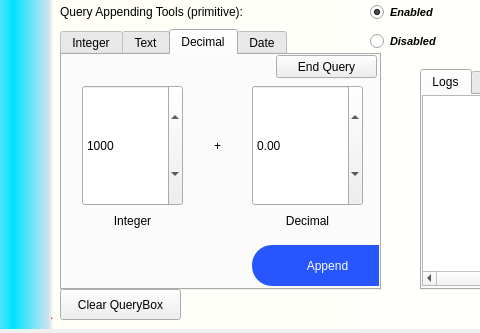
FOSSit/MySQL-Frontend-GUI, file Src/UI/insert_DATA.ui: the form before one commit; both pictures show x 0 to 480 and y 271 to 604 of the 804 by 604 pixel window.
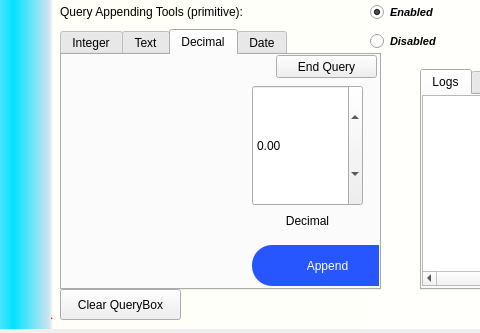
The form after the commit. The open tabs and pages were chosen to show the change. Icons and pictures are not drawn.

```diff
--- a/Src/UI/insert_DATA.ui
+++ b/Src/UI/insert_DATA.ui
@@ -388,29 +388,7 @@
        <double>1.000000000000000</double>
       </property>
       <property name="singleStep">
-       <double>0.100000000000000</double>
-      </property>
-     </widget>
-     <widget class="QSpinBox" name="float_integerspinBox">
-      <property name="geometry">
-       <rect>
-        <x>20</x>
-        <y>30</y>
-        <width>101</width>
-        <height>121</height>
-       </rect>
-      </property>
-      <property name="cursor">
-       <cursorShape>ArrowCursor</cursorShape>
-      </property>
-      <property name="styleSheet">
-       <string notr="true">font: 12pt &quot;Terminal&quot;;</string>
-      </property>
-      <property name="maximum">
-       <number>999999999</number>
-      </property>
-      <property name="value">
-       <number>1000</number>
+       <double>1</double>
       </property>
      </widget>
      <widget class="QLabel" name="label_9">
@@ -425,9 +403,6 @@
       <property name="styleSheet">
        <string notr="true">font: 75 12pt &quot;Terminal&quot;;</string>
       </property>
-      <property name="text">
-       <string>+</string>
-      </property>
       <property name="alignment">
        <set>Qt::AlignCenter</set>
       </property>
@@ -444,9 +419,6 @@
       <property name="styleSheet">
        <string notr="true">font: 12pt &quot;Terminal&quot;;</string>
       </property>
-      <property name="text">
-       <string>Integer</string>
-      </property>
       <property name="alignment">
        <set>Qt::AlignCenter</set>
       </property>
```
Left out of the diff: 2 changed lines with no effect on the pictures.
